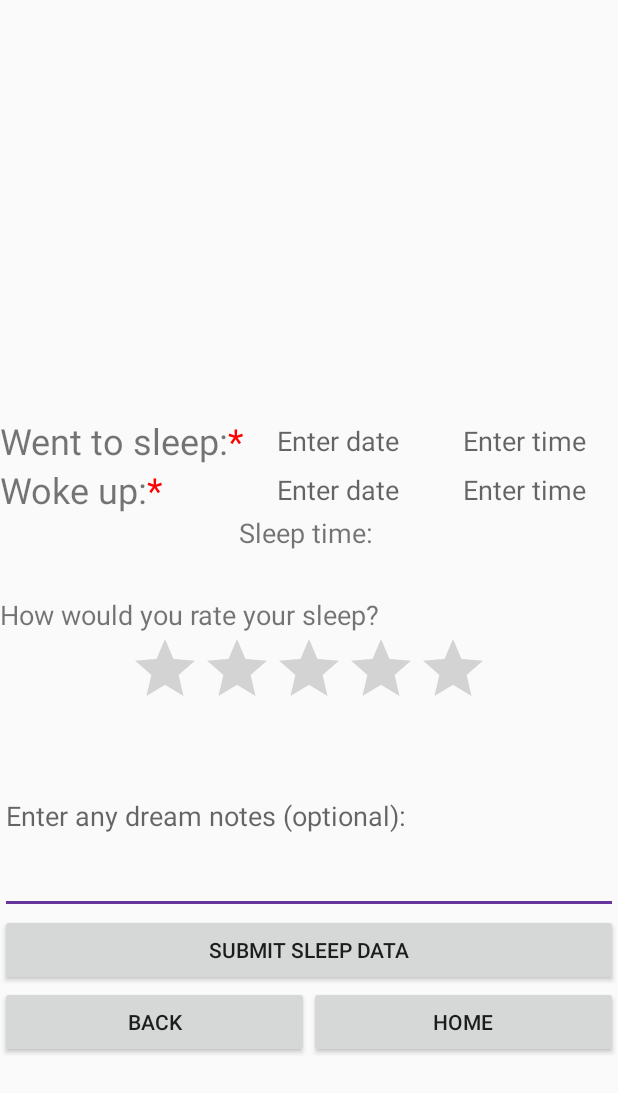
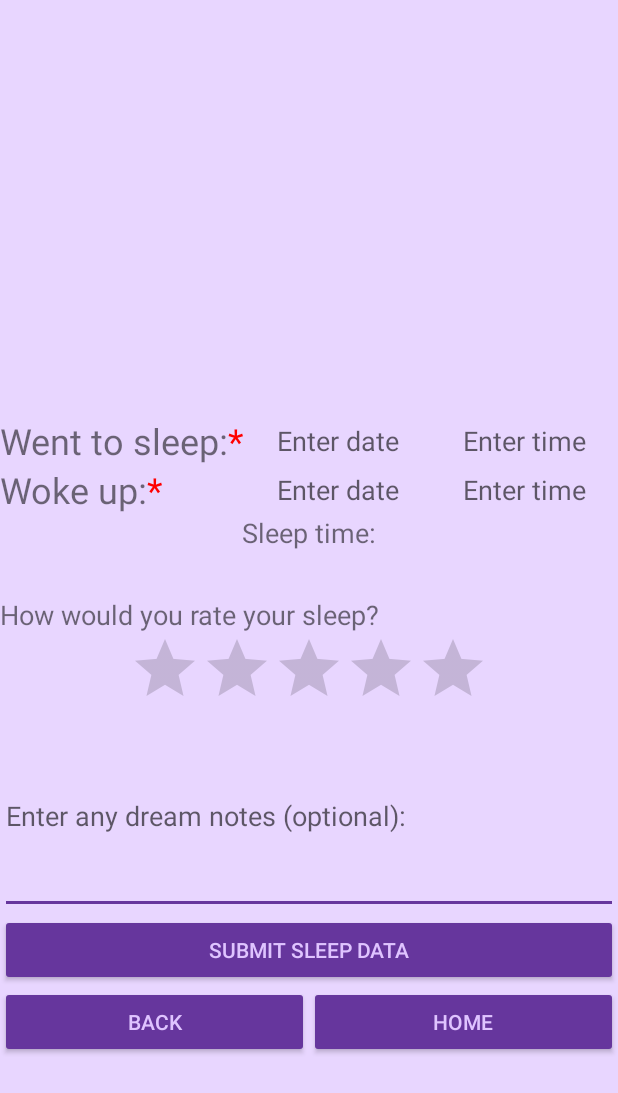
Before and after one commit to paulboyle8/SleepDiary, an Android app: the addEntry screen opened directly, with no data from a screen before it, on a phone screen of 412 x 824 dp. Shown: the top 1093 px of the screen. Run offline under Robolectric (Android 15) with nearby library versions, the phone set to English and light mode, and no system bars.

Commit message:
Used strings resources and added colours

```diff
--- a/app/src/main/java/com/example/sleepdiary/addEntry.java
+++ b/app/src/main/java/com/example/sleepdiary/addEntry.java
@@ -39,9 +39,9 @@ public class addEntry extends AppCompatActivity implements TimePickerDialog.OnTi
         setContentView(R.layout.activity_add_entry);
         editExisting = false; //initialise as entry being created, not edited from existing record
         TextView lblStart = findViewById(R.id.lblStart);
-        lblStart.append(Html.fromHtml("<font color=red>*</font>")); //add red asterisk to TextView to show field is mandatory
+        lblStart.append(Html.fromHtml(getString(R.string.redstar))); //add red asterisk to TextView to show field is mandatory
         TextView lblEnd = findViewById(R.id.lblEnd);
-        lblEnd.append(Html.fromHtml("<font color=red>*</font>"));
+        lblEnd.append(Html.fromHtml(getString(R.string.redstar)));
 
         db = new DBHelper(this);
         final TextView txtStartTime = findViewById(R.id.txtStartTime); //TextView to enter start time
@@ -52,7 +52,7 @@ public class addEntry extends AppCompatActivity implements TimePickerDialog.OnTi
                 SharedPreferences spTimes = getSharedPreferences("times", 0); //Open shared preferences
                 int hour = Integer.parseInt(spTimes.getString("ST", "23").substring(0, 2)); //Set default time as last time entered
                 int min = Integer.parseInt(spTimes.getString("ST", "23:00").substring(3, 5));
-                String title = "Set start time"; //Set title for dialog
+                String title = getString(R.string.set_start_time); //Set title for dialog
                 TimePickerDialog timePickerDialog = new TimePickerDialog(addEntry.this, addEntry.this, hour, min, DateFormat.is24HourFormat(getApplicationContext())); //Initialise time picker
                 timePickerDialog.setTitle(title); //Set title
                 timePickerDialog.show(); //Display time picker
@@ -66,7 +66,7 @@ public class addEntry extends AppCompatActivity implements TimePickerDialog.OnTi
                 SharedPreferences spTimes = getSharedPreferences("times", 0);
                 int hour = Integer.parseInt(spTimes.getString("ET", "07").substring(0, 2));
                 int min = Integer.parseInt(spTimes.getString("ET", "07:00").substring(3, 5));
-                String title = "Set end time";
+                String title = getString(R.string.set_end_time);
                 TimePickerDialog timePickerDialog = new TimePickerDialog(addEntry.this, addEntry.this, hour, min, DateFormat.is24HourFormat(getApplicationContext())); //set 24 hour bool
                 timePickerDialog.setTitle(title);
                 timePickerDialog.show();
@@ -82,7 +82,7 @@ public class addEntry extends AppCompatActivity implements TimePickerDialog.OnTi
                 int year = c.get(Calendar.YEAR);
                 int month = c.get(Calendar.MONTH);
                 int day = c.get(Calendar.DAY_OF_MONTH);
-                String title = "Set end date"; //Set title
+                String title = getString(R.string.set_end_date); //Set title
                 DatePickerDialog datePickerDialog = new DatePickerDialog(addEntry.this, addEntry.this, year, month, day); //Initialise date picker with current date as default
                 datePickerDialog.setTitle(title);
                 datePickerDialog.show();
@@ -111,7 +111,7 @@ public class addEntry extends AppCompatActivity implements TimePickerDialog.OnTi
                 //if any mandatory fields have not been entered
                 if (txtEndDate.getText() == "" || txtStartDate.getText() == "" || txtStartTime.getText() == "" || txtEndTime.getText() == "" || txtEndDate.getText() == "") {
                     AlertDialog.Builder incomplete = new AlertDialog.Builder(addEntry.this); //display error message
-                    incomplete.setTitle("Error")
+                    incomplete.setTitle(R.string.error)
                             .setMessage("Please complete all mandatory fields before submitting")
                             .setPositiveButton("Okay", new DialogInterface.OnClickListener() {
                                 @Override
@@ -123,9 +123,9 @@ public class addEntry extends AppCompatActivity implements TimePickerDialog.OnTi
                     incompleteDialog.show(); //Display
                 } else if (!startFirst(txtStartDate.getText().toString(), txtStartTime.getText().toString(), txtEndDate.getText().toString(), txtEndTime.getText().toString())) {
                     AlertDialog.Builder incomplete = new AlertDialog.Builder(addEntry.this); //display error message
-                    incomplete.setTitle("Error")
+                    incomplete.setTitle(R.string.error)
                             .setMessage("Bedtime cannot be before start time")
-                            .setPositiveButton("Okay", new DialogInterface.OnClickListener() {
+                            .setPositiveButton(R.string.okay, new DialogInterface.OnClickListener() {
                                 @Override
                                 public void onClick(DialogInterface dialog, int which) {
                                     return; //Button to exit dialog
--- a/app/src/main/res/layout-land/activity_add_entry.xml
+++ b/app/src/main/res/layout-land/activity_add_entry.xml
@@ -4,6 +4,7 @@
     xmlns:tools="http://schemas.android.com/tools"
     android:layout_width="match_parent"
     android:layout_height="match_parent"
+    android:background="@color/colorBackground"
     tools:context=".addEntry">
 
     <LinearLayout
@@ -29,7 +30,7 @@
                     android:layout_width="wrap_content"
                     android:layout_height="wrap_content"
                     android:layout_weight="2"
-                    android:text="Went to sleep:"
+                    android:text="@string/went_to_sleep"
                     android:textAlignment="center"
                     android:textSize="24sp" />
 
@@ -38,7 +39,7 @@
                     android:layout_width="wrap_content"
                     android:layout_height="wrap_content"
                     android:layout_weight="1"
-                    android:hint="Enter date"
+                    android:hint="@string/enter_date"
                     android:textAlignment="center"
                     android:textSize="24sp" />
 
@@ -48,7 +49,7 @@
                     android:layout_height="wrap_content"
                     android:layout_gravity="center"
                     android:layout_weight="1"
-                    android:hint="Enter time"
+                    android:hint="@string/enter_time"
                     android:textAlignment="center"
                     android:textSize="24sp"
                     android:visibility="visible" />
@@ -65,7 +66,7 @@
                     android:layout_width="wrap_content"
                     android:layout_height="wrap_content"
                     android:layout_weight="2"
-                    android:text="Woke up:"
+                    android:text="@string/woke_up"
                     android:textAlignment="center"
                     android:textSize="24sp" />
 
@@ -74,7 +75,7 @@
                     android:layout_width="wrap_content"
                     android:layout_height="wrap_content"
                     android:layout_weight="1"
-                    android:hint="Enter date"
+                    android:hint="@string/enter_date"
                     android:lineSpacingExtra="14sp"
                     android:textAlignment="center"
                     android:textSize="24sp"
@@ -85,17 +86,10 @@
                     android:layout_width="wrap_content"
                     android:layout_height="wrap_content"
                     android:layout_weight="1"
-                    android:hint="Enter time"
+                    android:hint="@string/enter_time"
                     android:textAlignment="center"
                     android:textSize="24sp"
                     android:visibility="visible" />
-
-            </TableRow>
-
-            <TableRow
-                android:layout_width="wrap_content"
-                android:layout_height="wrap_content"
-                android:gravity="center">
 
             </TableRow>
         </TableLayout>
@@ -107,7 +101,7 @@
             android:layout_height="wrap_content"
             android:layout_gravity="center"
             android:ems="10"
-            android:text="Sleep time: "
+            android:text="@string/sleep_time"
             android:textAlignment="center"
             android:textSize="24sp"
             tools:layout_editor_absoluteX="8dp"
@@ -123,7 +117,7 @@
                 android:id="@+id/lblRate"
                 android:layout_width="362dp"
                 android:layout_height="wrap_content"
-                android:text="How would you rate your sleep?"
+                android:text="@string/how_would"
                 android:textSize="24sp" />
 
             <RatingBar
@@ -141,7 +135,7 @@
             android:layout_width="match_parent"
             android:layout_height="100dp"
             android:ems="10"
-            android:hint="Enter any dream notes (optional)"
+            android:hint="@string/dream_notes"
             android:inputType="textMultiLine" />
 
         <LinearLayout
@@ -150,26 +144,26 @@
             android:gravity="center"
             android:orientation="horizontal">
 
-            <Button
+            <Button style="@style/sdButton"
                 android:id="@+id/btnSubmit"
                 android:layout_width="wrap_content"
                 android:layout_height="wrap_content"
                 android:layout_weight="1"
-                android:text="Submit Sleep Data" />
+                android:text="@string/submit_sleep_data" />
 
-            <Button
+            <Button style="@style/sdButton"
                 android:id="@+id/btnBack"
                 android:layout_width="wrap_content"
                 android:layout_height="wrap_content"
                 android:layout_weight="2"
-                android:text="Back" />
+                android:text="@string/back" />
 
-            <Button
+            <Button style="@style/sdButton"
                 android:id="@+id/btnHome"
                 android:layout_width="wrap_content"
                 android:layout_height="wrap_content"
                 android:layout_weight="2"
-                android:text="Home" />
+                android:text="@string/home" />
         </LinearLayout>
 
     </LinearLayout>
--- a/app/src/main/res/layout/activity_add_entry.xml
+++ b/app/src/main/res/layout/activity_add_entry.xml
@@ -4,6 +4,7 @@
     xmlns:tools="http://schemas.android.com/tools"
     android:layout_width="match_parent"
     android:layout_height="match_parent"
+    android:background="@color/colorBackground"
     tools:context=".addEntry">
 
     <LinearLayout
@@ -30,7 +31,7 @@
                     android:id="@+id/lblStart"
                     android:layout_width="wrap_content"
                     android:layout_height="wrap_content"
-                    android:text="Went to sleep:"
+                    android:text="@string/went_to_sleep"
                     android:textSize="24sp" />
 
                 <TextView
@@ -38,7 +39,7 @@
                     android:layout_width="match_parent"
                     android:layout_height="wrap_content"
                     android:layout_weight="2"
-                    android:hint="Enter date"
+                    android:hint="@string/enter_date"
                     android:textAlignment="center"
                     android:textSize="18sp" />
 
@@ -48,7 +49,7 @@
                     android:layout_height="wrap_content"
                     android:layout_gravity="center"
                     android:layout_weight="2"
-                    android:hint="Enter time"
+                    android:hint="@string/enter_time"
                     android:textAlignment="center"
                     android:textSize="18sp"
                     android:visibility="visible" />
@@ -65,7 +66,7 @@
                     android:id="@+id/lblEnd"
                     android:layout_width="wrap_content"
                     android:layout_height="wrap_content"
-                    android:text="Woke up:"
+                    android:text="@string/woke_up"
                     android:textSize="24sp" />
 
                 <TextView
@@ -73,7 +74,7 @@
                     android:layout_width="match_parent"
                     android:layout_height="wrap_content"
                     android:layout_weight="2"
-                    android:hint="Enter date"
+                    android:hint="@string/enter_date"
                     android:lineSpacingExtra="14sp"
                     android:textAlignment="center"
                     android:textSize="18sp"
@@ -84,7 +85,7 @@
                     android:layout_width="match_parent"
                     android:layout_height="wrap_content"
                     android:layout_weight="2"
-                    android:hint="Enter time"
+                    android:hint="@string/enter_time"
                     android:textAlignment="center"
                     android:textSize="18sp"
                     android:visibility="visible" />
@@ -98,7 +99,7 @@
             android:layout_width="match_parent"
             android:layout_height="wrap_content"
             android:ems="10"
-            android:text="Sleep time: "
+            android:text="@string/sleep_time"
             android:textAlignment="center"
             android:textSize="18sp"
             tools:layout_editor_absoluteX="8dp"
@@ -112,7 +113,7 @@
             android:id="@+id/lblRate"
             android:layout_width="match_parent"
             android:layout_height="wrap_content"
-            android:text="How would you rate your sleep?"
+            android:text="@string/how_would"
             android:textSize="18sp" />
 
         <RatingBar
@@ -129,14 +130,14 @@
             android:layout_width="match_parent"
             android:layout_height="130dp"
             android:ems="10"
-            android:hint="Enter any dream notes (optional):"
+            android:hint="@string/dream_notes"
             android:inputType="textMultiLine" />
 
-        <Button
+        <Button style="@style/sdButton"
             android:id="@+id/btnSubmit"
             android:layout_width="match_parent"
             android:layout_height="wrap_content"
-            android:text="Submit Sleep Data" />
+            android:text="@string/sleep_data" />
 
         <LinearLayout
             android:layout_width="match_parent"
@@ -144,21 +145,21 @@
             android:gravity="center"
             android:orientation="horizontal">
 
-            <Button
+            <Button style="@style/sdButton"
                 android:id="@+id/btnBack"
                 android:layout_width="wrap_content"
                 android:layout_height="wrap_content"
                 android:layout_weight="1"
-                android:text="Back"
+                android:text="@string/back"
                 tools:layout_editor_absoluteX="76dp"
                 tools:layout_editor_absoluteY="652dp" />
 
-            <Button
+            <Button style="@style/sdButton"
                 android:id="@+id/btnHome"
                 android:layout_width="wrap_content"
                 android:layout_height="wrap_content"
                 android:layout_weight="1"
-                android:text="Home"
+                android:text="@string/home"
                 tools:layout_editor_absoluteX="76dp"
                 tools:layout_editor_absoluteY="652dp" />
         </LinearLayout>
--- a/app/src/main/res/values/colors.xml
+++ b/app/src/main/res/values/colors.xml
@@ -1,6 +1,7 @@
 <?xml version="1.0" encoding="utf-8"?>
 <resources>
-    <color name="colorPrimary">#967BB6</color>
+    <color name="colorPrimary">#dfc4ff</color>
     <color name="colorPrimaryDark">#522888</color>
     <color name="colorAccent">#66369D</color>
+    <color name="colorBackground">#E8D6FF</color>
 </resources>
--- a/app/src/main/res/values/strings.xml
+++ b/app/src/main/res/values/strings.xml
@@ -1,3 +1,33 @@
 <resources>
     <string name="app_name">mySleepDiary</string>
+    <string name="went_to_sleep">Went to sleep:</string>
+    <string name="dream_notes">Enter any dream notes (optional):</string>
+    <string name="sleep_data">Submit Sleep Data</string>
+    <string name="enter_date">Enter date</string>
+    <string name="plan">Plan Your Sleep</string>
+    <string name="add">Add Entry</string>
+    <string name="view">View Entries</string>
+    <string name="view_instruct">Tap an entry to edit or delete it, or hold down on your screen to delete all entries</string>
+    <string name="reminders">Sleep Reminders</string>
+    <string name="off">Off</string>
+    <string name="on">On</string>
+    <string name="hours">Hours:</string>
+    <string name="mins">Mins:</string>
+    <string name="wake_time">Wake time:</string>
+    <string name="bed_time">Bed time:</string>
+    <string name="submit">Submit</string>
+    <string name="title">mySleepDiary</string>
+    <string name="back">Back</string>
+    <string name="home">Home</string>
+    <string name="submit_sleep_data">Submit Sleep Data</string>
+    <string name="woke_up">Woke up:</string>
+    <string name="enter_time">Enter time</string>
+    <string name="sleep_time">Sleep time:</string>
+    <string name="how_would">How would you rate your sleep?</string>
+    <string name="error">Error</string>
+    <string name="okay">Okay</string>
+    <string name="set_end_time">Set end time</string>
+    <string name="set_end_date">Set end date</string>
+    <string name="set_start_time">Set start time</string>
+    <string name="redstar"><![CDATA[<font color=red>*</font>]]></string>
 </resources>
--- a/app/src/main/res/values/styles.xml
+++ b/app/src/main/res/values/styles.xml
@@ -6,4 +6,7 @@
     <item name="colorPrimaryDark">@color/colorPrimaryDark</item>
     <item name="colorAccent">@color/colorAccent</item>
   </style>
+  <style name="sdButton" parent="Widget.AppCompat.Button.Colored">
+    <item name="android:textColor">@color/colorPrimary</item>
+  </style>
 </resources>
```
Also changed, not shown: app/src/debug/res/values/google_maps_api.xml (deleted, +0 -24 lines), app/src/main/res/layout-land/activity_main.xml (+8 -7 lines), app/src/main/res/layout-land/activity_plan_sleep.xml (+11 -17 lines), app/src/main/res/layout-land/activity_view_entries.xml (+6 -5 lines), app/src/main/res/layout/activity_main.xml (+8 -7 lines), app/src/main/res/layout/activity_plan_sleep.xml (+14 -15 lines), app/src/main/res/layout/activity_view_entries.xml (+6 -5 lines), 3 other files.
